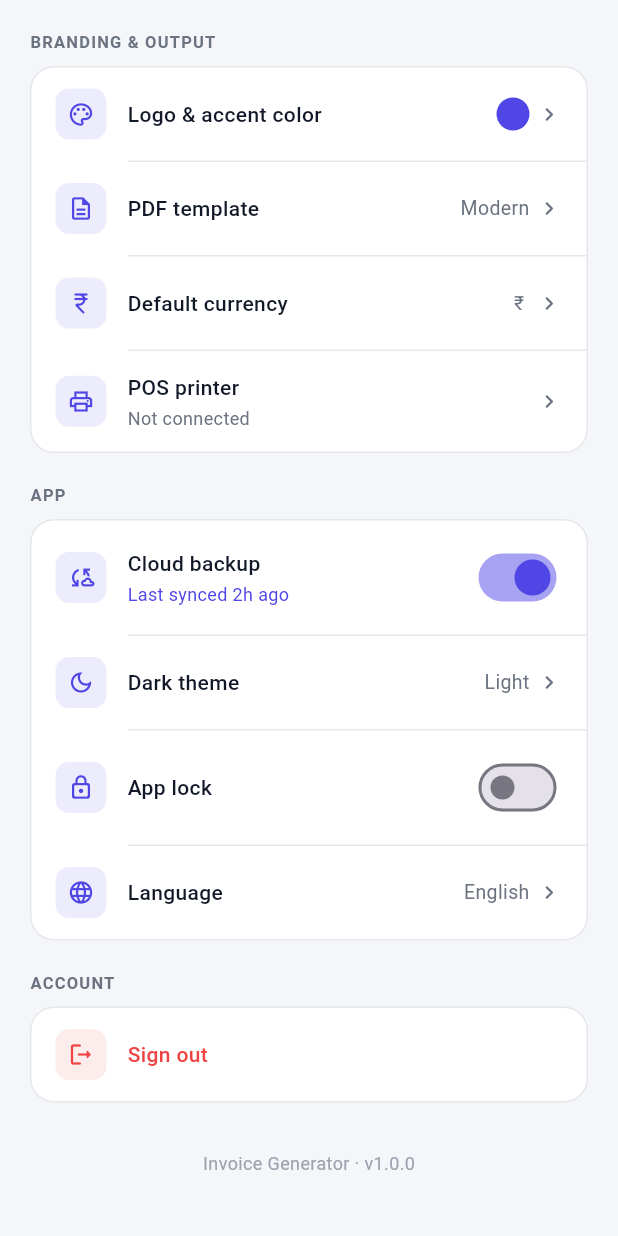
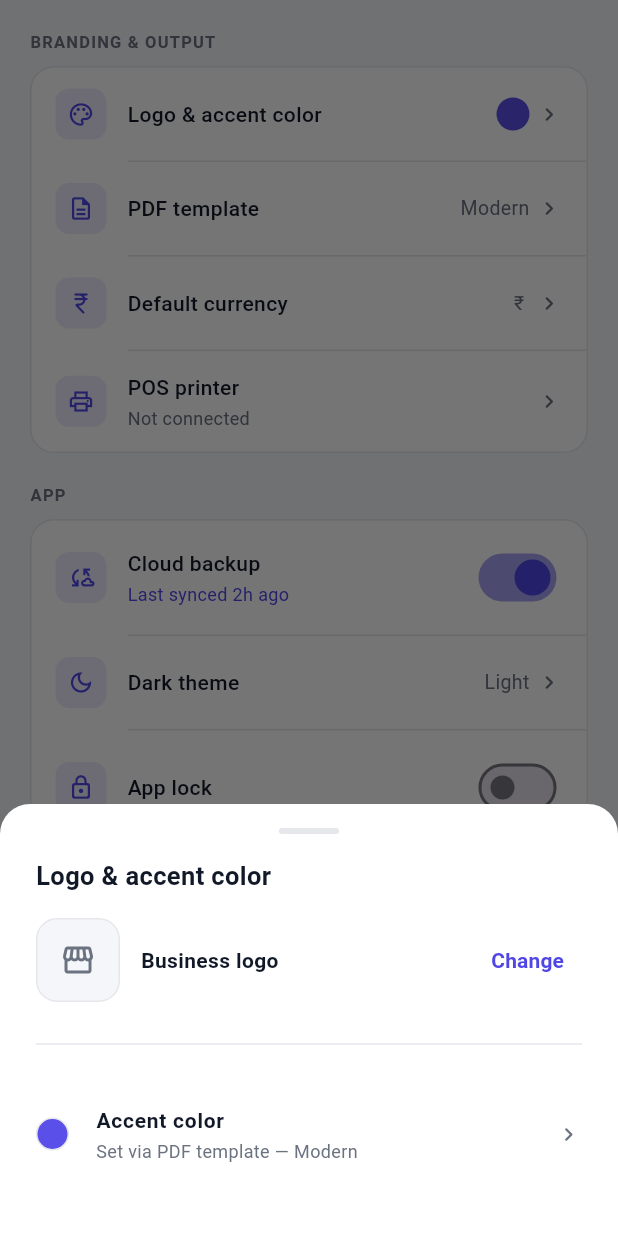
Before and after one commit to zanjurneanuj/FastBilling, a Flutter app: the SettingsView screen opened by its route, scrolled down 155 dp, after a tap on "Logo & accent color", on a phone screen of 412 x 824 dp. Run offline on Flutter 3.47's test engine with Material 3 defaults, Android fonts, the phone set to English and light mode, and no system bars; our stand-ins replace cloud_firestore, device_info_plus, firebase_auth, firebase_core, firebase_storage, go_router and 6 more; missing offline and left inert: esc_pos_utils_plus, network_info_plus, unified_esc_pos_printer; accounts and stored records are empty.

Commit message:
Fix broken Settings features: PDF template persistence, dead buttons, fake WiFi printer scan
Found and fixed several real bugs while auditing the Settings screen:

- PdfTemplateService.load() was defined but never called from main.dart,
  so a user's chosen PDF template silently reset to "Modern" on every
  app relaunch despite being saved to SQLite/Firestore. Wired it into
  the startup bootstrap alongside ProfileService/PosPrinterService.

- "Logo & accent color" settings tile had an empty onTap: () {} — did
  nothing when tapped. Replaced with a real sheet: change the business
  logo (reusing the existing image-picker + ProfileService.save path)
  and a link through to the PDF template picker, since accent color is
  actually controlled there. The accent-color dot now reflects the
  live selected template color instead of a hardcoded constant.

- Reports screen's "See all" (top clients) button was also
  onTap: () {} — now navigates to the Clients list.

- POS printer WiFi/LAN scan returned two hardcoded fake devices
  ("Epson TM-T20 III", "Rongta RP58" at made-up IPs) regardless of
  what was actually on the network — the TODO admitted this was a
  stand-in. Replaced with a real scan: reads the device's own Wi-Fi IP
  via network_info_plus, derives the /24 subnet, and sweeps it for
  hosts listening on TCP port 9100 (added as a direct dependency;
  it was already pulled in transitively). Added the
  INTERNET/ACCESS_WIFI_STATE/ACCESS_NETWORK_STATE permissions this
  needs.

Verified on-device (Vivo V2036): PDF template selection now survives
a full app restart (confirmed via log + Settings tile before/after),
Reports "See all" navigates correctly, and full app analyze is clean
(same pre-existing lint set as before, no new issues).

```diff
--- a/lib/main.dart
+++ b/lib/main.dart
@@ -1,6 +1,7 @@
 import 'dart:async';
 
 import 'package:fast_billing/services/PosPrinterService.dart';
+import 'package:fast_billing/services/PdfTemplateService.dart';
 import 'package:fast_billing/services/auth_service.dart';
 import 'package:fast_billing/services/ProfileService.dart';
 import 'package:firebase_core/firebase_core.dart';
@@ -39,6 +40,7 @@ Future<void> _bootstrap() async {
     try {
       if (AuthService.isLoggedIn) await ProfileService.load();
       await PosPrinterService.loadSettings();
+      await PdfTemplateService.load();
     } catch (e, st) {
       debugPrint('[Bootstrap] startup data load failed: $e\n$st');
     }
--- a/lib/views/screens/reports_view.dart
+++ b/lib/views/screens/reports_view.dart
@@ -1,5 +1,6 @@
 import 'dart:math' as math;
 import 'package:flutter/material.dart';
+import 'package:go_router/go_router.dart';
 import 'package:provider/provider.dart';
 
 import '../../models/TopClient.dart';
@@ -183,7 +184,7 @@ class _ReportsViewState extends State<ReportsView>
                             ),
                             const Spacer(),
                             GestureDetector(
-                              onTap: () {},
+                              onTap: () => context.push('/clients'),
                               child: Text(
                                 'See all',
                                 style: TextStyle(
--- a/lib/views/screens/settings_view.dart
+++ b/lib/views/screens/settings_view.dart
@@ -1,5 +1,8 @@
+import 'dart:io';
+
 import 'package:flutter/material.dart';
 import 'package:go_router/go_router.dart';
+import 'package:image_picker/image_picker.dart';
 import 'package:provider/provider.dart';
 
 import '../../providers/theme_provider.dart';
@@ -121,9 +124,9 @@ class _SettingsViewState extends State<SettingsView>
                 _SettingsTile(
                   icon: Icons.palette_outlined,
                   label: 'Logo & accent color',
-                  trailing: _ColorDot(),
+                  trailing: _ColorDot(color: PdfTemplateService.selected.accentColor),
                   showChevron: true,
-                  onTap: () {},
+                  onTap: () => _showLogoAccentSheet(context),
                 ),
                 _Divider(),
                 _SettingsTile(
@@ -232,6 +235,127 @@ class _SettingsViewState extends State<SettingsView>
   }
 
   // ── Pickers / dialogs ──────────────────────────────────────────────────────
+
+  void _showLogoAccentSheet(BuildContext context) {
+    final profile = ProfileService.cached;
+    showModalBottomSheet(
+      context: context,
+      backgroundColor: AppColors.surface(context),
+      shape: const RoundedRectangleBorder(
+          borderRadius: BorderRadius.vertical(top: Radius.circular(20))),
+      builder: (sheetContext) => Padding(
+        padding: const EdgeInsets.fromLTRB(24, 16, 24, 32),
+        child: Column(
+          mainAxisSize: MainAxisSize.min,
+          crossAxisAlignment: CrossAxisAlignment.start,
+          children: [
+            _SheetHandle(),
+            const SizedBox(height: 16),
+            Text('Logo & accent color',
+                style: TextStyle(
+                    color: AppColors.textPrimary(sheetContext),
+                    fontWeight: FontWeight.w700,
+                    fontSize: 17)),
+            const SizedBox(height: 16),
+
+            // ── Logo ────────────────────────────────────────────
+            Row(
+              children: [
+                Container(
+                  width: 56,
+                  height: 56,
+                  decoration: BoxDecoration(
+                    color: AppColors.background(sheetContext),
+                    borderRadius: BorderRadius.circular(14),
+                    border: Border.all(color: AppColors.border(sheetContext)),
+                  ),
+                  child: (profile?.logoPath != null &&
+                          File(profile!.logoPath!).existsSync())
+                      ? ClipRRect(
+                          borderRadius: BorderRadius.circular(14),
+                          child: Image.file(File(profile.logoPath!),
+                              fit: BoxFit.cover),
+                        )
+                      : Icon(Icons.storefront_outlined,
+                          color: AppColors.textSecondary(sheetContext)),
+                ),
+                const SizedBox(width: 14),
+                Expanded(
+                  child: Text('Business logo',
+                      style: TextStyle(
+                          color: AppColors.textPrimary(sheetContext),
+                          fontSize: 14,
+                          fontWeight: FontWeight.w600)),
+                ),
+                TextButton(
+                  onPressed: () async {
+                    final x = await ImagePicker().pickImage(
+                        source: ImageSource.gallery,
+                        maxWidth: 512,
+                        imageQuality: 80);
+                    if (x == null) return;
+                    final p = ProfileService.cached;
+                    if (p == null) return;
+                    await ProfileService.save(
+                      name: p.name,
+                      address: p.address,
+                      gstNumber: p.gstNumber,
+                      state: p.state,
+                      currency: p.currency,
+                      logoFile: File(x.path),
+                      bankName: p.bankName,
+                      bankAccountNo: p.bankAccountNo,
+                      bankIfsc: p.bankIfsc,
+                    );
+                    if (sheetContext.mounted) Navigator.pop(sheetContext);
+                    if (mounted) setState(() {});
+                  },
+                  child: const Text('Change',
+                      style: TextStyle(
+                          color: AppColors.primary,
+                          fontWeight: FontWeight.w600)),
+                ),
+              ],
+            ),
+
+            const SizedBox(height: 20),
+            Divider(color: AppColors.border(sheetContext)),
+            const SizedBox(height: 16),
+
+            // ── Accent color (set via PDF template) ──────────────
+            ListTile(
+              contentPadding: EdgeInsets.zero,
+              leading: Container(
+                width: 22,
+                height: 22,
+                decoration: BoxDecoration(
+                  color: PdfTemplateService.selected.accentColor,
+                  shape: BoxShape.circle,
+                  border: Border.all(color: AppColors.border(sheetContext)),
+                ),
+              ),
+              title: Text('Accent color',
+                  style: TextStyle(
+                      color: AppColors.textPrimary(sheetContext),
+                      fontSize: 14,
+                      fontWeight: FontWeight.w600)),
+              subtitle: Text(
+                  'Set via PDF template — ${PdfTemplateService.selected.name}',
+                  style: TextStyle(
+                      color: AppColors.textSecondary(sheetContext),
+                      fontSize: 12)),
+              trailing: Icon(Icons.chevron_right_rounded,
+                  color: AppColors.textSecondary(sheetContext), size: 18),
+              onTap: () {
+                Navigator.pop(sheetContext);
+                _showPdfTemplateDialog(context);
+              },
+            ),
+          ],
+        ),
+      ),
+    );
+  }
 
   void _showThemePicker(BuildContext context, ThemeProvider tp) {
     showModalBottomSheet(
@@ -899,11 +1023,13 @@ class _Divider extends StatelessWidget {
 }
 
 class _ColorDot extends StatelessWidget {
+  const _ColorDot({required this.color});
+  final Color color;
+
   @override
   Widget build(BuildContext context) => Container(
     width: 22, height: 22,
-    decoration: const BoxDecoration(
-        color: AppColors.primary, shape: BoxShape.circle),
+    decoration: BoxDecoration(color: color, shape: BoxShape.circle),
   );
 }
 
--- a/pubspec.yaml
+++ b/pubspec.yaml
@@ -40,6 +40,7 @@ dependencies:
   path: ^1.9.1
   firebase_storage: ^12.2.0
   device_info_plus: ^10.1.2
+  network_info_plus: ^7.0.0
   package_info_plus: ^9.0.1
   crypto: ^3.0.7
   esc_pos_utils_plus: ^2.0.4
```
Also changed, not shown: lib/services/PosPrinterService.dart (+54 -19 lines), pubspec.lock, 1 other file.
